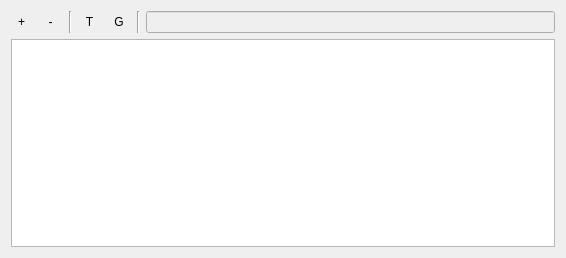
The window that gui/ui/Catalogue/CatalogueEventsWidget.ui (SciQLop/SciQLop) describes before a commit, drawn with Qt 5.
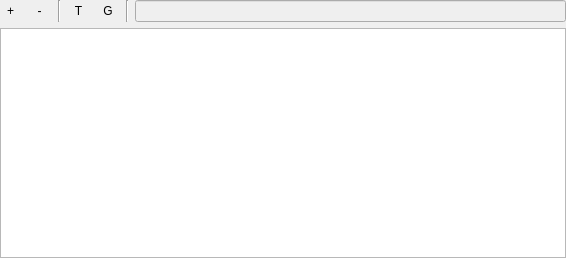
The same window after the commit. Icons and pictures are not drawn.

What changed in the file:
```diff
--- a/gui/ui/Catalogue/CatalogueEventsWidget.ui
+++ b/gui/ui/Catalogue/CatalogueEventsWidget.ui
@@ -14,6 +14,18 @@
    <string>Form</string>
   </property>
   <layout class="QVBoxLayout" name="verticalLayout">
+   <property name="leftMargin">
+    <number>0</number>
+   </property>
+   <property name="topMargin">
+    <number>0</number>
+   </property>
+   <property name="rightMargin">
+    <number>0</number>
+   </property>
+   <property name="bottomMargin">
+    <number>0</number>
+   </property>
    <item>
     <layout class="QHBoxLayout" name="horizontalLayout">
      <item>
@@ -102,7 +114,23 @@
     </layout>
    </item>
    <item>
-    <widget class="QTableWidget" name="tableWidget"/>
+    <widget class="QTableWidget" name="tableWidget">
+     <property name="alternatingRowColors">
+      <bool>true</bool>
+     </property>
+     <property name="selectionBehavior">
+      <enum>QAbstractItemView::SelectRows</enum>
+     </property>
+     <attribute name="horizontalHeaderHighlightSections">
+      <bool>false</bool>
+     </attribute>
+     <attribute name="verticalHeaderVisible">
+      <bool>false</bool>
+     </attribute>
+     <attribute name="verticalHeaderDefaultSectionSize">
+      <number>25</number>
+     </attribute>
+    </widget>
    </item>
   </layout>
  </widget>
```
Left out of the diff: 13 changed lines with no effect on the pictures.
